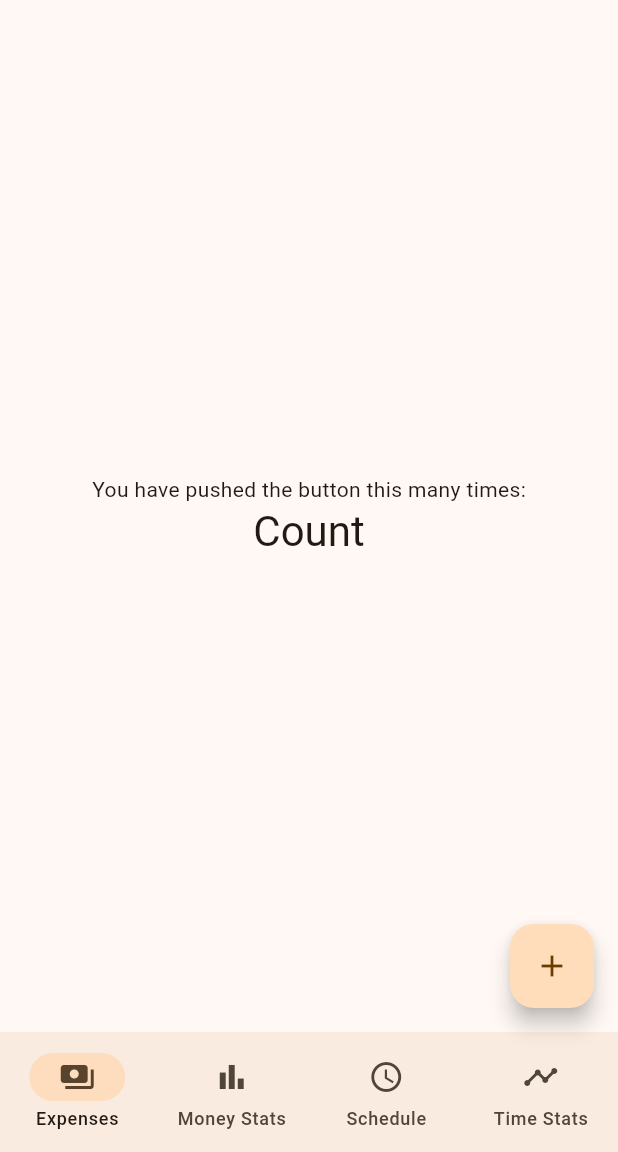
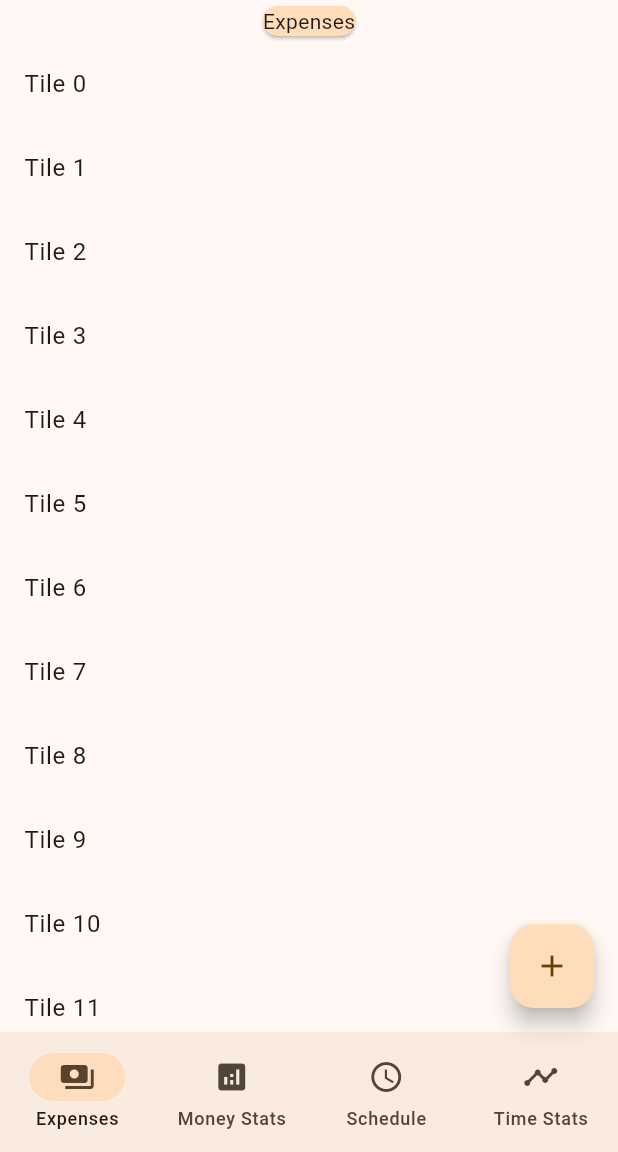
Before and after one commit to SwapnilVarpe/tracker, a Flutter app: the screen it shows after launch, on a phone screen of 412 x 824 dp, the part 84-1236 px from its top. Run offline on Flutter 3.47's test engine with Material 2 defaults, Android fonts, the phone set to English and light mode, and no system bars; our stand-ins replace go_router.

Commit message:
added screen placeholder components

```diff
--- /dev/null
+++ b/lib/expenses.dart
@@ -0,0 +1,21 @@
+import 'package:flutter/material.dart';
+
+class Expenses extends StatelessWidget {
+  const Expenses({super.key});
+
+  @override
+  Widget build(BuildContext context) {
+    return Column(crossAxisAlignment: CrossAxisAlignment.center, children: [
+      Card(
+        color: Theme.of(context).colorScheme.primaryContainer,
+        child: const Text('Expenses'),
+      ),
+      Expanded(
+        child: ListView(children: [
+          for (int index = 0; index < 20; index++)
+            ListTile(title: Text('Tile $index')),
+        ]),
+      )
+    ]);
+  }
+}
--- a/lib/main.dart
+++ b/lib/main.dart
@@ -1,5 +1,10 @@
 import 'package:flutter/material.dart';
 import 'package:go_router/go_router.dart';
+
+import 'expenses.dart';
+import 'money_stats.dart';
+import 'time_schedule.dart';
+import 'time_stats.dart';
 
 void main() {
   runApp(const MyApp());
@@ -47,20 +52,12 @@ class _MyHomePageState extends State<MyHomePage> {
         backgroundColor: Theme.of(context).colorScheme.inversePrimary,
         title: const Text("Tracker"),
       ),
-      body: Center(
-        child: Column(
-          mainAxisAlignment: MainAxisAlignment.center,
-          children: <Widget>[
-            const Text(
-              'You have pushed the button this many times:',
-            ),
-            Text(
-              'Count',
-              style: Theme.of(context).textTheme.headlineMedium,
-            ),
-          ],
-        ),
-      ),
+      body: <Widget>[
+        const Expenses(),
+        const MoneyStats(),
+        const TimeSchedule(),
+        const TimeStats()
+      ][_currentPageIndex],
       floatingActionButton: FloatingActionButton(
         onPressed: () {},
         tooltip: 'Increment',
@@ -76,7 +73,7 @@ class _MyHomePageState extends State<MyHomePage> {
         destinations: const <Widget>[
           NavigationDestination(icon: Icon(Icons.payments), label: 'Expenses'),
           NavigationDestination(
-              icon: Icon(Icons.bar_chart), label: 'Money Stats'),
+              icon: Icon(Icons.analytics), label: 'Money Stats'),
           NavigationDestination(icon: Icon(Icons.schedule), label: 'Schedule'),
           NavigationDestination(
               icon: Icon(Icons.timeline), label: 'Time Stats'),
```
Also changed, not shown: lib/money_stats.dart (added, +10 -0 lines), lib/time_schedule.dart (added, +10 -0 lines), lib/time_stats.dart (added, +10 -0 lines).
